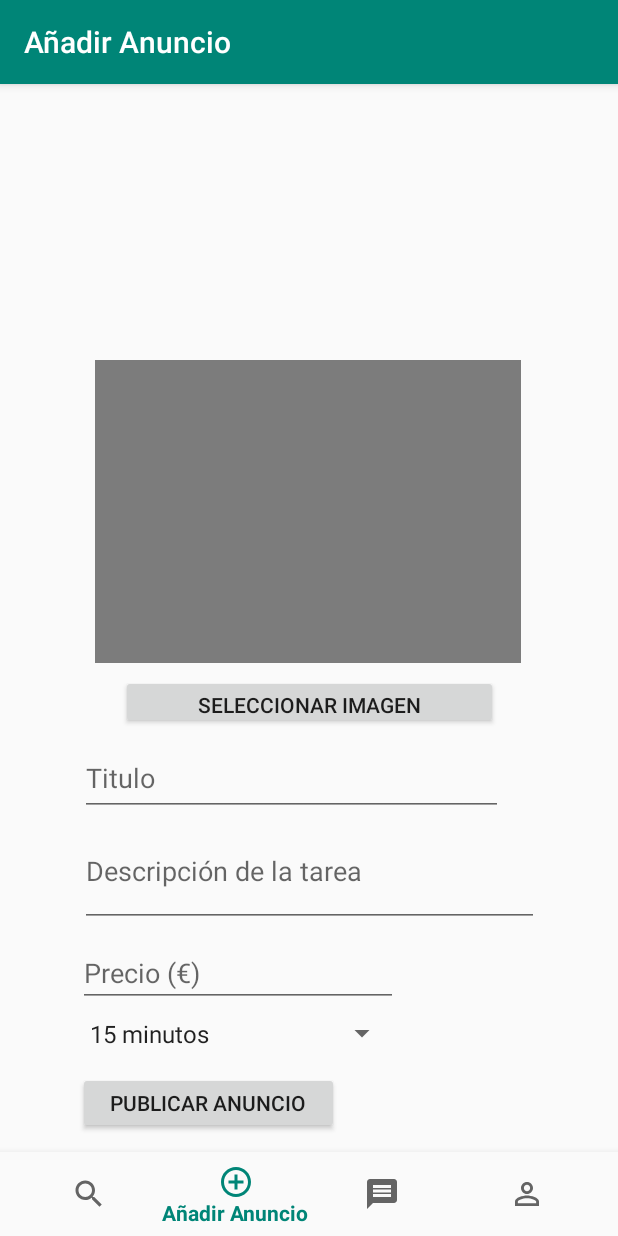
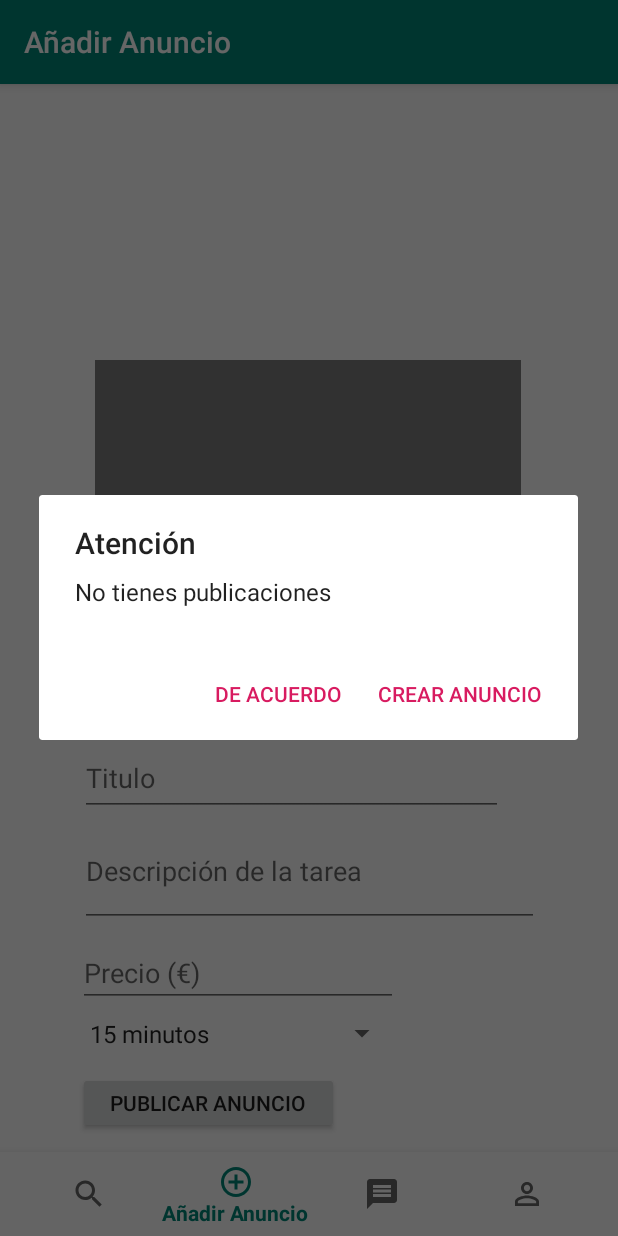
Before and after one commit to EnricCivitRovira/Helpaloo, an Android app: the screen it shows after launch once a user with an empty profile is signed in (MenuActivity), item 2 of the bottom bar chosen, on a phone screen of 412 x 824 dp. Run offline under Robolectric (Android 15) with nearby library versions, the phone set to English and light mode, and no system bars; our stand-ins replace Firebase (no records; nobody signed in at launch, a user with empty details on screens opened directly), Picasso; pictures from the network do not load; 3 statements that could not run were skipped.

Commit message:
Dialogo de texto en no tener publicaciones y que se vaya a añadir un anuncio.

```diff
--- a/app/src/main/java/com/example/helpaloo/MenuActivity.java
+++ b/app/src/main/java/com/example/helpaloo/MenuActivity.java
@@ -7,6 +7,7 @@ import android.os.Bundle;
 import androidx.annotation.NonNull;
 
 import com.google.android.material.bottomnavigation.BottomNavigationView;
+import com.google.android.material.navigation.NavigationView;
 import com.google.firebase.auth.FirebaseAuth;
 import com.google.firebase.auth.FirebaseUser;
 
@@ -23,6 +24,7 @@ public class MenuActivity extends AppCompatActivity {
     private TextView mTextMessage;
     private FirebaseAuth mAuth;
     private Post newPost;
+    BottomNavigationView navigation;
 
     public BottomNavigationView.OnNavigationItemSelectedListener mOnNavigationItemSelectedListener
             = new BottomNavigationView.OnNavigationItemSelectedListener() {
@@ -53,7 +55,7 @@ public class MenuActivity extends AppCompatActivity {
         setContentView(R.layout.activity_menu);
         setFragment(0);
         mTextMessage = (TextView) findViewById(R.id.message);
-        BottomNavigationView navigation = (BottomNavigationView) findViewById(R.id.navigation);
+        navigation = (BottomNavigationView) findViewById(R.id.navigation);
         navigation.setOnNavigationItemSelectedListener(mOnNavigationItemSelectedListener);
         mAuth = FirebaseAuth.getInstance();
         FirebaseUser currentUser = mAuth.getCurrentUser();
@@ -69,6 +71,7 @@ public class MenuActivity extends AppCompatActivity {
         fragmentTransaction = fragmentManager.beginTransaction();
         switch (position) {
             case 1:
+                navigation.getMenu().findItem(R.id.addPostMenu).setChecked(true);
                 Post post = new Post();
                 AddPost addPost = new AddPost(post, 0);
                 fragmentTransaction.replace(R.id.fragment, addPost);
@@ -80,11 +83,13 @@ public class MenuActivity extends AppCompatActivity {
                 fragmentTransaction.commit();
                 break;
             case 2:
+                navigation.getMenu().findItem(R.id.profileMenu).setChecked(true);
                 Profile myProfile = new Profile("", 0);
                 fragmentTransaction.replace(R.id.fragment, myProfile);
                 fragmentTransaction.commit();
                 break;
             case 3:
+                navigation.getMenu().findItem(R.id.messagesMenu).setChecked(true);
                 MessageListFragment chatList = new MessageListFragment();
                 fragmentTransaction.replace(R.id.fragment, chatList);
                 fragmentTransaction.commit();
--- /dev/null
+++ b/app/src/main/java/com/example/helpaloo/NoPublicationDialog.java
@@ -0,0 +1,40 @@
+package com.example.helpaloo;
+
+import android.app.AlertDialog;
+import android.app.Dialog;
+import android.content.DialogInterface;
+import android.os.Bundle;
+
+import com.google.android.material.navigation.NavigationView;
+
+import androidx.annotation.NonNull;
+import androidx.annotation.Nullable;
+import androidx.appcompat.app.AppCompatDialogFragment;
+
+public class NoPublicationDialog extends AppCompatDialogFragment {
+    protected NavigationView navigationView;
+    @NonNull
+    @Override
+    public Dialog onCreateDialog(@Nullable Bundle savedInstanceState) {
+
+        AlertDialog.Builder builder = new AlertDialog.Builder(getActivity());
+        builder.setTitle("Atención").setMessage("No tienes publicaciones");
+
+        builder.setNegativeButton("De acuerdo", new DialogInterface.OnClickListener() {
+            @Override
+            public void onClick(DialogInterface dialog, int which) {
+                ((MenuActivity) getActivity()).setFragment(2);
+            }
+        });
+
+        builder .setPositiveButton("Crear Anuncio", new DialogInterface.OnClickListener() {
+            @Override
+            public void onClick(DialogInterface dialog, int which) {
+                ((MenuActivity) getActivity()).setFragment(1);
+            }
+        });
+
+        return builder.create();
+
+    }
+}
--- a/app/src/main/java/com/example/helpaloo/SearchPost.java
+++ b/app/src/main/java/com/example/helpaloo/SearchPost.java
@@ -5,6 +5,7 @@ import android.app.AlertDialog;
 import android.content.Context;
 import android.net.Uri;
 import android.os.Bundle;
+
 
 import androidx.annotation.NonNull;
 import androidx.annotation.Nullable;
@@ -126,7 +127,8 @@ public class SearchPost extends Fragment {
         }
 
         if (posts.size() == 0){
-            Toast.makeText(getActivity(), "No hay publicaciones :( ", Toast.LENGTH_SHORT).show();
+            openDialog();
+            // Toast.makeText(getActivity(), "No tienes publicaciones :( ", Toast.LENGTH_SHORT).show();
         }
 
         rv.setHasFixedSize(true);
@@ -136,4 +138,9 @@ public class SearchPost extends Fragment {
         rv.setAdapter(adapter);
 
     }
+
+    private void openDialog() {
+        NoPublicationDialog dialog = new NoPublicationDialog();
+        dialog.show(getFragmentManager(), "No Publication Dialog");
+    }
 }
```
